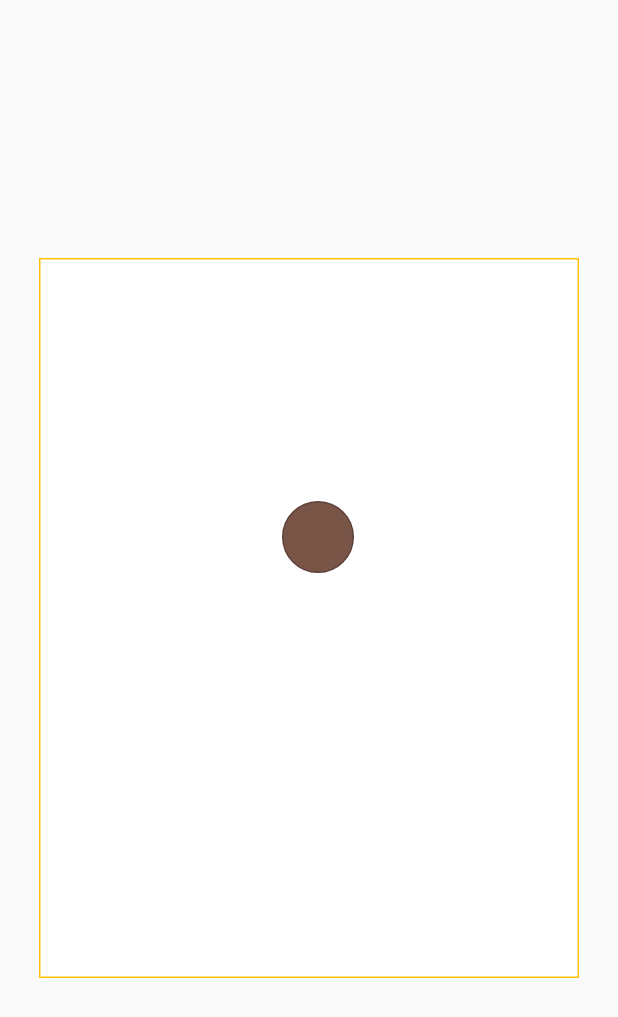
After one commit to muchunping/flutter_demo, a Flutter app: the SpringBallPage screen opened directly, on a phone screen of 412 x 824 dp. The commit adds this screen. Shown: the top 1017 px of the screen. Run offline on Flutter 3.47's test engine with Material 2 defaults, Android fonts, the phone set to English and light mode, and no system bars.

Commit message:
add spring ball

```diff
--- /dev/null
+++ b/lib/demo/spring_ball.dart
@@ -0,0 +1,164 @@
+import 'dart:math' as math;
+
+import 'package:flutter/material.dart';
+import 'package:flutter/scheduler.dart';
+
+main() => runApp(SpringBallApp());
+
+class SpringBallApp extends StatelessWidget {
+  @override
+  Widget build(BuildContext context) => MaterialApp(home: SpringBallPage());
+}
+
+class SpringBallPage extends StatelessWidget {
+  @override
+  Widget build(BuildContext context) {
+    return Scaffold(
+      body: SafeArea(
+        child: Center(
+          child: PlaygroundWidget(),
+        ),
+      ),
+    );
+  }
+}
+
+class PlaygroundWidget extends StatefulWidget {
+  @override
+  _PlaygroundWidgetState createState() => _PlaygroundWidgetState();
+}
+
+class Playground {
+  static final double width = 360;
+  static final double height = 480;
+}
+
+class Ball{
+  static final double radius = 48;
+}
+
+class _PlaygroundWidgetState extends State<PlaygroundWidget> {
+  @override
+  Widget build(BuildContext context) {
+    return Stack(
+      children: <Widget>[
+        Container(
+          width: Playground.width,
+          height: Playground.height,
+          decoration: BoxDecoration(
+            color: Colors.white,
+            border: Border.all(color: Colors.amber),
+          ),
+        ),
+        BallWidget(radius: Ball.radius),
+      ],
+    );
+  }
+}
+
+class RunningBall {
+  static const double minVelocity = 0.1;
+  bool upToDown;
+  bool leftToRight;
+  Offset velocity;
+  double damp;
+
+  RunningBall({
+    @required Velocity velocity,
+    this.damp = 1.0,
+  })  : upToDown = velocity.pixelsPerSecond.dy > 0,
+        leftToRight = velocity.pixelsPerSecond.dx > 0,
+        velocity = Offset(velocity.pixelsPerSecond.dx.abs(),
+            velocity.pixelsPerSecond.dy.abs()),
+        assert(damp > 0 && damp < 10);
+
+  Offset nextOffset(Offset position) {
+    Offset deltaVelocity = velocity * damp / 100;
+    deltaVelocity = Offset(math.max(deltaVelocity.dx.abs(), minVelocity),
+        math.max(deltaVelocity.dy.abs(), minVelocity));
+    velocity = velocity - deltaVelocity;
+    velocity = Offset(
+        velocity.dx <= 0 ? 0 : velocity.dx, velocity.dy <= 0 ? 0 : velocity.dy);
+    if (position.dy >= Playground.height - Ball.radius) {
+      position = Offset(position.dx, Playground.height - Ball.radius);
+      upToDown = false;
+    } else if (position.dy <= 0) {
+      position = Offset(position.dx, 0);
+      upToDown = true;
+    }
+    if (position.dx >= Playground.width - Ball.radius) {
+      position = Offset(Playground.width - Ball.radius, position.dy);
+      leftToRight = false;
+    } else if (position.dx <= 0) {
+      position = Offset(0, position.dy);
+      leftToRight = true;
+    }
+    return position.translate(
+        leftToRight ? deltaVelocity.dx : -deltaVelocity.dx,
+        upToDown ? deltaVelocity.dy : -deltaVelocity.dy);
+  }
+}
+
+class BallWidget extends StatefulWidget {
+  final double radius;
+
+  const BallWidget({Key key, this.radius}) : super(key: key);
+  @override
+  _BallWidgetState createState() => _BallWidgetState();
+}
+
+class _BallWidgetState extends State<BallWidget>
+    with SingleTickerProviderStateMixin {
+  Ticker _ticker;
+  RunningBall _ball;
+
+  Offset position = Offset(162, 162);
+  bool down = true;
+
+  @override
+  void initState() {
+    super.initState();
+    _ticker = createTicker((e) {
+      if (_ball == null) return;
+      if (_ball.velocity.dx > 0 || _ball.velocity.dy > 0) {
+        position = _ball.nextOffset(position);
+        setState(() {});
+      } else {
+        _ticker.stop();
+      }
+    });
+  }
+
+  @override
+  void dispose() {
+    _ticker.stop();
+    _ticker.dispose();
+    super.dispose();
+  }
+
+  @override
+  Widget build(BuildContext context) {
+    return Positioned(
+        child: Container(
+          width: widget.radius,
+          height: widget.radius,
+          decoration: BoxDecoration(
+            border: Border.all(color: Colors.brown.shade700),
+            color: Colors.brown,
+            borderRadius: BorderRadius.circular(widget.radius),
+          ),
+          child: GestureDetector(
+            onVerticalDragEnd: (d) {
+              _ball = RunningBall(velocity: d.velocity);
+              _ticker.start();
+            },
+            onVerticalDragDown: (d) {
+              _ball = null;
+              _ticker.stop(canceled: true);
+            },
+          ),
+        ),
+        left: position.dx,
+        top: position.dy);
+  }
+}
--- a/lib/main.dart
+++ b/lib/main.dart
@@ -8,6 +8,7 @@ import 'demo/hero_animation.dart';
 import 'demo/line_chart.dart';
 import 'demo/platform_communicate.dart';
 import 'demo/route_animation.dart';
+import 'demo/spring_ball.dart';
 import 'demo/todo_drawer.dart';
 import 'demo/xml_parser.dart';
 
@@ -23,6 +24,7 @@ var routes = {
   "platform_communicate": (c) => new PlatformCommunicateDemo(),
   "app_bill": (c) => new BillApp(),
   "jump_ball": (c) => new JumperApp(),
+  "spring_ball": (c) => new SpringBallApp(),
 };
 
 //全局唯一实例，防止下次进入页面重复创建
```
Also changed, not shown: 2 other files.
